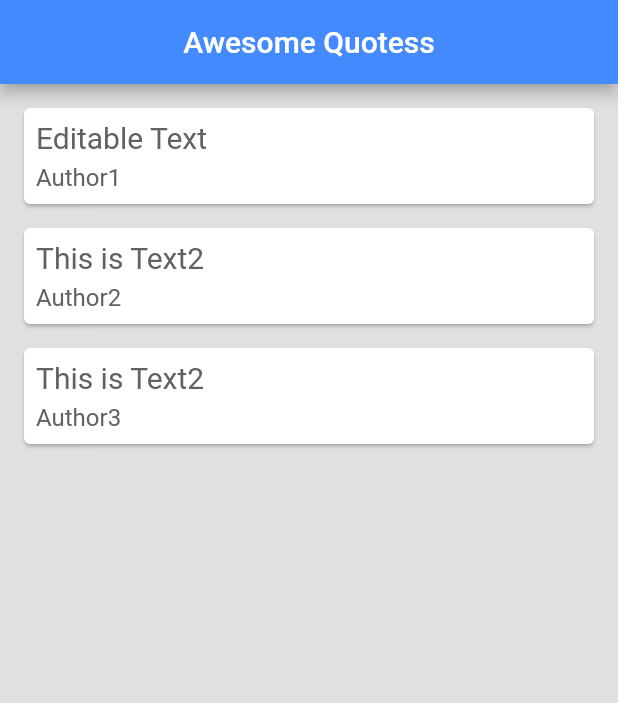
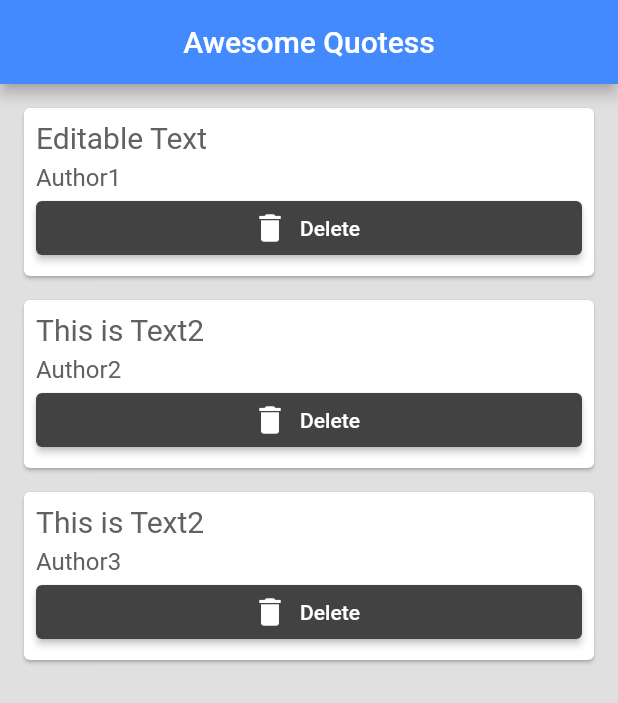
Before and after one commit to Ryukz/Learning, a Flutter app: the screen it shows after launch, on a phone screen of 412 x 824 dp. Shown: the top 703 px of the screen. Run offline on Flutter 3.47's test engine with Material 2 defaults, Android fonts, the phone set to English and light mode, and no system bars.

Commit message:
added delete functionality

```diff
--- a/lib/QuoteCard.dart
+++ b/lib/QuoteCard.dart
@@ -1,16 +1,12 @@
-// ignore_for_file: file_names, prefer_const_constructors, must_be_immutable
+// ignore_for_file: file_names, prefer_const_constructors, must_be_immutable, prefer_const_constructors_in_immutables, use_key_in_widget_constructors
 import 'package:flutter/material.dart';
+
 import 'package:flutter_application/quote.dart';
 
-class QuoteCard extends StatefulWidget {
-  Quote quote;
-  QuoteCard(this.quote, {Key? key}) : super(key: key);
-
-  @override
-  State<QuoteCard> createState() => _QuoteCardState();
-}
-
-class _QuoteCardState extends State<QuoteCard> {
+class QuoteCard extends StatelessWidget {
+  final Quote quote;
+  final Function() delete;
+  QuoteCard({required this.quote, required this.delete});
   @override
   Widget build(BuildContext context) {
     return Card(
@@ -21,16 +17,22 @@ class _QuoteCardState extends State<QuoteCard> {
           crossAxisAlignment: CrossAxisAlignment.stretch,
           children: [
             Text(
-              widget.quote.text,
+              quote.text,
               style: TextStyle(fontSize: 20.0, color: Colors.grey[700]),
             ),
             SizedBox(
               height: 6.0,
             ),
             Text(
-              widget.quote.author,
+              quote.author,
               style: TextStyle(fontSize: 16.0, color: Colors.grey[700]),
             ),
+            ElevatedButton.icon(
+              onPressed: delete,
+              label: Text('Delete'),
+              icon: Icon(Icons.delete),
+              style: ElevatedButton.styleFrom(primary: Colors.grey[800]),
+            )
           ],
         ),
       ),
--- a/lib/main.dart
+++ b/lib/main.dart
@@ -34,7 +34,13 @@ class _QuotesListState extends State<QuotesList> {
           backgroundColor: Colors.blueAccent[200],
         ),
         body: Column(
-          children: quotes.map((e) => QuoteCard(e)).toList(),
+          children: quotes
+              .map((e) => QuoteCard(quote: e, delete: () {
+                    setState(() {
+                      quotes.remove(e);
+                    });
+                  }))
+              .toList(),
         ));
   }
 }
```
